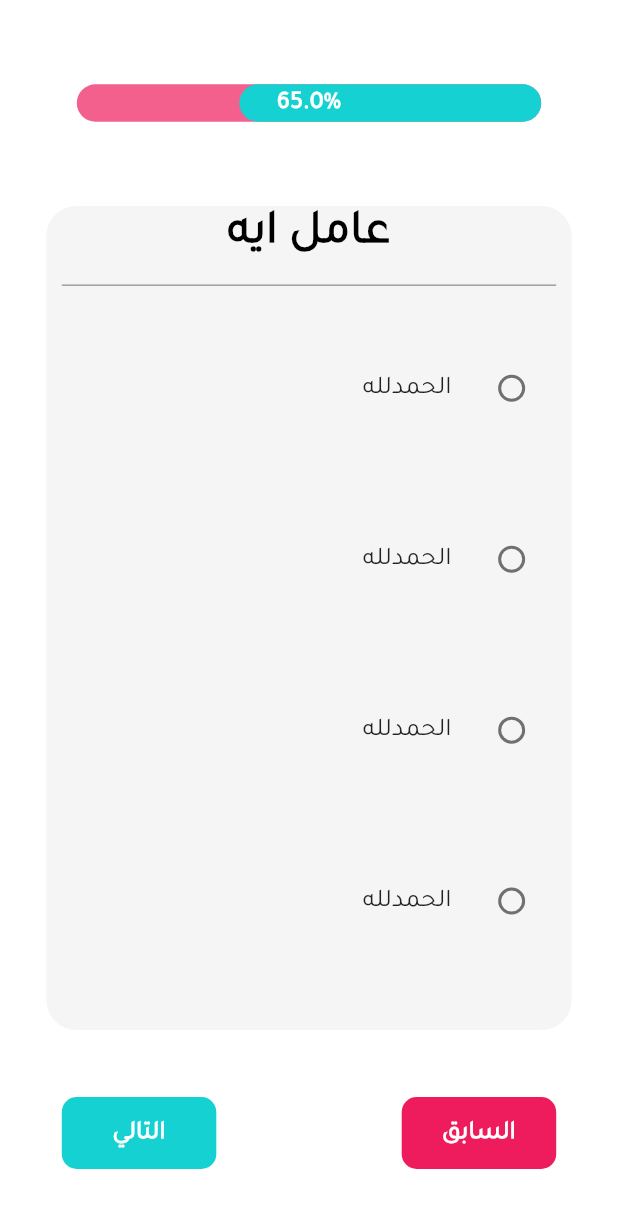
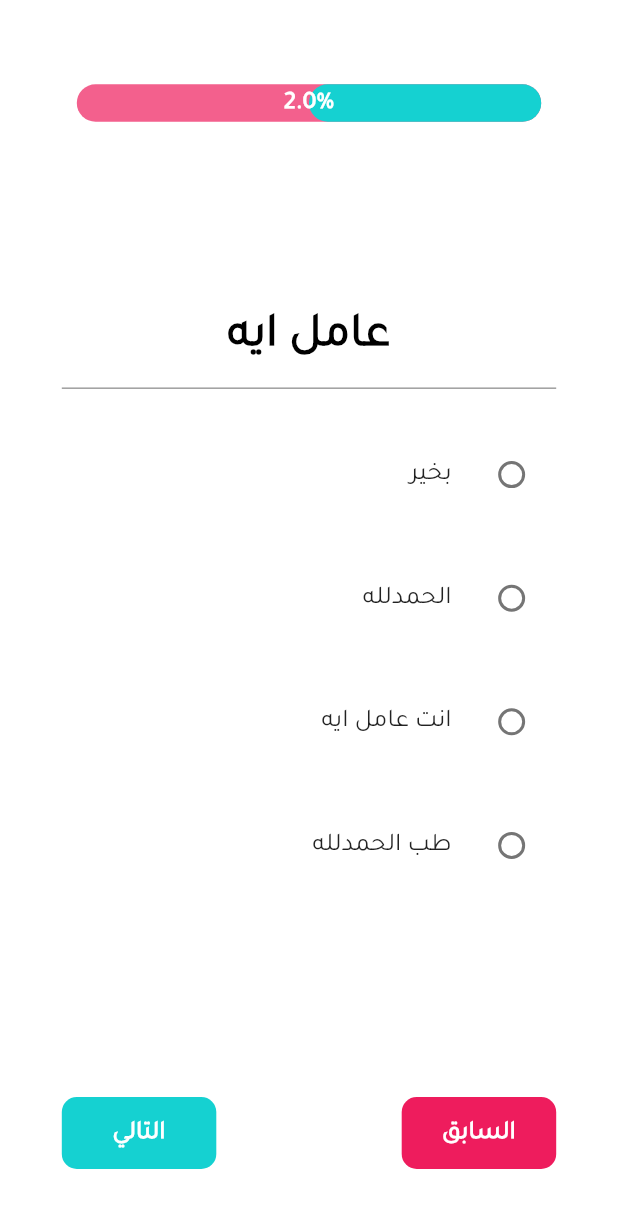
Before and after one commit to Mohamed-Mohanad/PulseApp, a Flutter app: the QuestionsScreen screen opened directly, after a tap on "التالي", on a phone screen of 412 x 824 dp. Shown: the top 1208 px of the screen. Run offline on Flutter 3.47's test engine with Material 2 defaults, Android fonts, the phone set to English and light mode, and no system bars; drawn by our look-alikes of percent_indicator; our stand-ins replace bloc, cached_network_image, dio, firebase_core, flutter_bloc, flutter_screenutil and 6 more; missing offline and left inert: animate_icons, cloud_firestore_web, day_night_time_picker, firebase_core_web, firebase_database_web, firebase_messaging_web and 1 more; accounts and stored records are empty.

Commit message:
Questions commit

```diff
--- a/lib/Models/questions/questions.dart
+++ b/lib/Models/questions/questions.dart
@@ -12,18 +12,36 @@ List<NormalQuestion> normalQuestions = [
   NormalQuestion(
     choices: [
       'الحمدلله',
+      'كويس',
+      'انت ايه اخبارك',
+      'يارب دايما',
+    ],
+    question: 'ازيك',
+  ),
+  NormalQuestion(
+    choices: [
+      'بخير',
       'الحمدلله',
-      'الحمدلله',
-      'الحمدلله',
+      'انت عامل ايه',
+      'طب الحمدلله',
     ],
     question: 'عامل ايه',
   ),
   NormalQuestion(
     choices: [
       'الحمدلله',
+      'كويس',
+      'انت ايه اخبارك',
+      'يارب دايما',
+    ],
+    question: 'ازيك',
+  ),
+  NormalQuestion(
+    choices: [
+      'بخير',
       'الحمدلله',
-      'الحمدلله',
-      'الحمدلله',
+      'انت عامل ايه',
+      'طب الحمدلله',
     ],
     question: 'عامل ايه',
   ),
@@ -52,6 +70,20 @@ List<BooleanQuestion> booleanQuestions = [
       'الحمدلله',
       'الحمدلله برضو',
     ],
+    question: 'انت عامل ايه',
+  ),
+  BooleanQuestion(
+    choices: [
+      'الحمدلله',
+      'الحمدلله برضو',
+    ],
     question: 'انت كويس',
   ),
+  BooleanQuestion(
+    choices: [
+      'الحمدلله',
+      'الحمدلله برضو',
+    ],
+    question: 'انت عامل ايه',
+  ),
 ];
--- a/lib/Modules/questions/questions_screen.dart
+++ b/lib/Modules/questions/questions_screen.dart
@@ -1,10 +1,13 @@
 import 'package:flutter/material.dart';
+import 'package:flutter_bloc/flutter_bloc.dart';
 import 'package:flutter_screenutil/flutter_screenutil.dart';
 import 'package:percent_indicator/linear_percent_indicator.dart';
 import 'package:percent_indicator/percent_indicator.dart';
-import 'package:pulse_app/Models/questions/questions.dart';
-import 'package:pulse_app/Shared/Components/components.dart';
 
+import '../../Models/questions/questions.dart';
+import '../../Shared/Components/components.dart';
+import '../../Shared/Cubit/cubit.dart';
+import '../../Shared/Cubit/states.dart';
 import '../../Shared/Style/color.dart';
 import '../../Shared/Style/theme.dart';
 
@@ -20,7 +23,12 @@ class _QuestionsScreenState extends State<QuestionsScreen> {
   Widget build(BuildContext context) {
     Size size = MediaQuery.of(context).size;
     var val;
+    int index = 0;
 
+    return BlocConsumer<AppCubit, AppStates>(
+      listener: (context, state) {},
+      builder: (context, state) {
+        var cubit = AppCubit.get(context);
         return Scaffold(
           backgroundColor: Colors.white,
           body: SafeArea(
@@ -39,10 +47,11 @@ class _QuestionsScreenState extends State<QuestionsScreen> {
                       ),
                       animation: true,
                       lineHeight: 25.0,
-                  animationDuration: 1000,
-                  percent: 0.65,
+                      animationDuration: 350,
+                      animateFromLastPercent: true,
+                      percent: (cubit.questionIndex + 1.0) / normalQuestions.length,
                       center: Text(
-                    "${0.65 * 100}%",
+                        "${cubit.questionIndex + 1.0}%",
                         style: bodyText().copyWith(
                           color: Colors.white,
                           fontWeight: FontWeight.bold,
@@ -59,15 +68,21 @@ class _QuestionsScreenState extends State<QuestionsScreen> {
                   child: Center(
                     child: Container(
                       width: size.width * 0.85,
-                  decoration: BoxDecoration(
-                    color: greyColor2.withOpacity(0.2),
-                    borderRadius: BorderRadius.circular(20.0),
-                  ),
+                      height: size.height * 0.5,
+                      // decoration: BoxDecoration(
+                      //   color: greyColor2.withOpacity(0.2),
+                      //   borderRadius: BorderRadius.circular(20.0),
+                      // ),
+                      child: Column(
+                        children: [
+                          Expanded(
+                            flex: 1,
                             child: Column(
                               children: [
                                 Container(
                                   child: Text(
-                          normalQuestions[0].question,
+                                    normalQuestions[cubit.questionIndex]
+                                        .question,
                                     style: headLine().copyWith(
                                       fontSize: 30.0.sp,
                                     ),
@@ -81,71 +96,78 @@ class _QuestionsScreenState extends State<QuestionsScreen> {
                                   height: 1.0,
                                   color: Colors.grey,
                                 ),
-                      VerticalSpace(
-                        height: size.height * 0.05,
+                              ],
+                            ),
                           ),
                           Expanded(
+                            flex: 4,
+                            child: Column(
+                              children: [
+                                Expanded(
                                   child: ListTile(
+                                    onTap: () {},
                                     title: Text(
-                            normalQuestions[0].choices[0],
+                                      normalQuestions[cubit.questionIndex]
+                                          .choices[0],
                                     ),
                                     leading: Radio(
                                       value: 1,
                                       groupValue: 0,
                                       onChanged: (var value) {
-                              setState(() {
                                         val = value;
-                              });
                                       },
                                     ),
                                   ),
                                 ),
                                 Expanded(
                                   child: ListTile(
+                                    onTap: () {},
                                     title: Text(
-                            normalQuestions[0].choices[1],
+                                      normalQuestions[cubit.questionIndex]
+                                          .choices[1],
                                     ),
                                     leading: Radio(
-                            value: 1,
+                                      value: 2,
                                       groupValue: 0,
                                       onChanged: (var value) {
-                              setState(() {
                                         val = value;
-                              });
                                       },
                                     ),
                                   ),
                                 ),
                                 Expanded(
                                   child: ListTile(
+                                    onTap: () {},
                                     title: Text(
-                            normalQuestions[0].choices[2],
+                                      normalQuestions[cubit.questionIndex]
+                                          .choices[2],
                                     ),
                                     leading: Radio(
-                            value: 1,
+                                      value: 3,
                                       groupValue: 0,
                                       onChanged: (var value) {
-                              setState(() {
                                         val = value;
-                              });
                                       },
                                     ),
                                   ),
                                 ),
                                 Expanded(
                                   child: ListTile(
+                                    onTap: () {},
                                     title: Text(
-                            normalQuestions[0].choices[3],
+                                      normalQuestions[cubit.questionIndex]
+                                          .choices[3],
                                     ),
                                     leading: Radio(
-                            value: 1,
+                                      value: 4,
                                       groupValue: 0,
                                       onChanged: (var value) {
-                              setState(() {
                                         val = value;
-                              });
                                       },
                                     ),
+                                  ),
+                                ),
+                              ],
                             ),
                           ),
                         ],
@@ -175,7 +197,14 @@ class _QuestionsScreenState extends State<QuestionsScreen> {
                                 fontWeight: FontWeight.bold,
                               ),
                             ),
-                        onPressed: () {},
+                            onPressed: () {
+                              if (index > 0) {
+                                index--;
+                                cubit.changeQuestion(index);
+                                print(index);
+                                print(cubit.questionIndex);
+                              }
+                            },
                           ),
                         ),
                         Container(
@@ -194,7 +223,14 @@ class _QuestionsScreenState extends State<QuestionsScreen> {
                                 fontWeight: FontWeight.bold,
                               ),
                             ),
-                        onPressed: () {},
+                            onPressed: () {
+                              if (index < normalQuestions.length - 1) {
+                                index++;
+                                cubit.changeQuestion(index);
+                                print(index);
+                                print(cubit.questionIndex);
+                              }
+                            },
                           ),
                         ),
                       ],
@@ -205,5 +241,7 @@ class _QuestionsScreenState extends State<QuestionsScreen> {
             ),
           ),
         );
+      },
+    );
   }
 }
--- a/lib/Shared/Cubit/cubit.dart
+++ b/lib/Shared/Cubit/cubit.dart
@@ -66,4 +66,11 @@ class AppCubit extends Cubit<AppStates> {
     showHoverScreen = !showHoverScreen;
     emit(HoverScreenChangeState());
   }
+
+  int questionIndex = 0;
+
+  void changeQuestion(int index) {
+    questionIndex = index;
+    emit(ChangeQuestionState());
+  }
 }
--- a/lib/Shared/Cubit/states.dart
+++ b/lib/Shared/Cubit/states.dart
@@ -14,3 +14,6 @@ class ChangeTime extends AppStates {}
 
 ///show & hide hover screen state
 class HoverScreenChangeState extends AppStates {}
+
+///Change Question
+class ChangeQuestionState extends AppStates {}
--- a/lib/main.dart
+++ b/lib/main.dart
@@ -3,8 +3,8 @@ import 'package:flutter/material.dart';
 import 'package:flutter_bloc/flutter_bloc.dart';
 import 'package:flutter_localizations/flutter_localizations.dart';
 import 'package:flutter_screenutil/flutter_screenutil.dart';
+import 'package:pulse_app/Modules/questions/questions_screen.dart';
 
-import 'Layout/Main/main_screen.dart';
 import 'Shared/Cubit/bloc_observer.dart';
 import 'Shared/Cubit/cubit.dart';
 import 'Shared/Cubit/states.dart';
@@ -56,7 +56,7 @@ class MyApp extends StatelessWidget {
               },
               theme: lightMode,
               themeMode: ThemeMode.light,
-              home: const MainScreen(),
+            home: const QuestionsScreen(),
             ),
           );
         },
```
Lines whose indentation alone changed are shown as unchanged.
